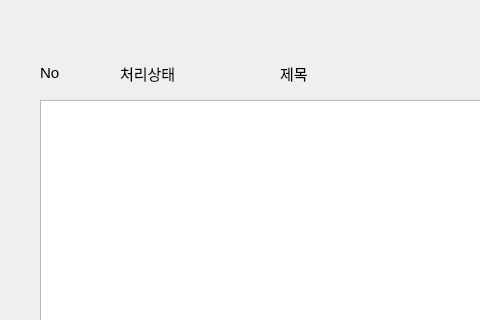
Old version of the form FiveOfRuler/RequestShow.ui in the repository simneol/JuDeP; both pictures show x 110 to 590 and y 0 to 320 of the 783 by 867 pixel window.
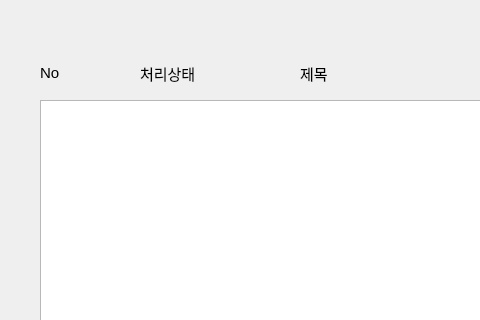
New version of the form.

Patch:
```diff
--- a/FiveOfRuler/RequestShow.ui
+++ b/FiveOfRuler/RequestShow.ui
@@ -52,7 +52,7 @@
   <widget class="QLabel" name="idLabel">
    <property name="geometry">
     <rect>
-     <x>230</x>
+     <x>250</x>
      <y>50</y>
      <width>121</width>
      <height>46</height>
@@ -70,7 +70,7 @@
   <widget class="QLabel" name="idLabel_2">
    <property name="geometry">
     <rect>
-     <x>390</x>
+     <x>410</x>
      <y>50</y>
      <width>61</width>
      <height>46</height>
```
